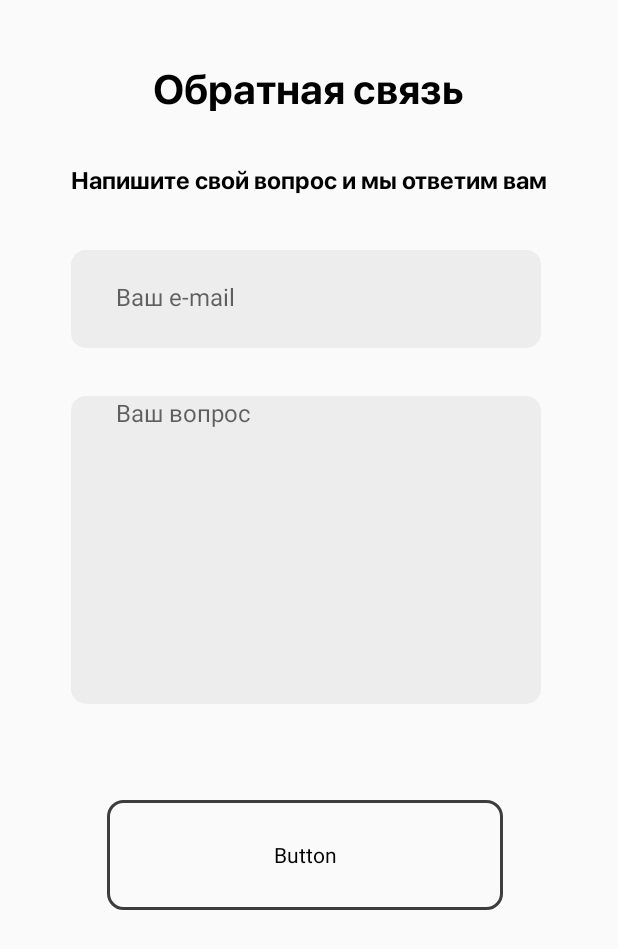
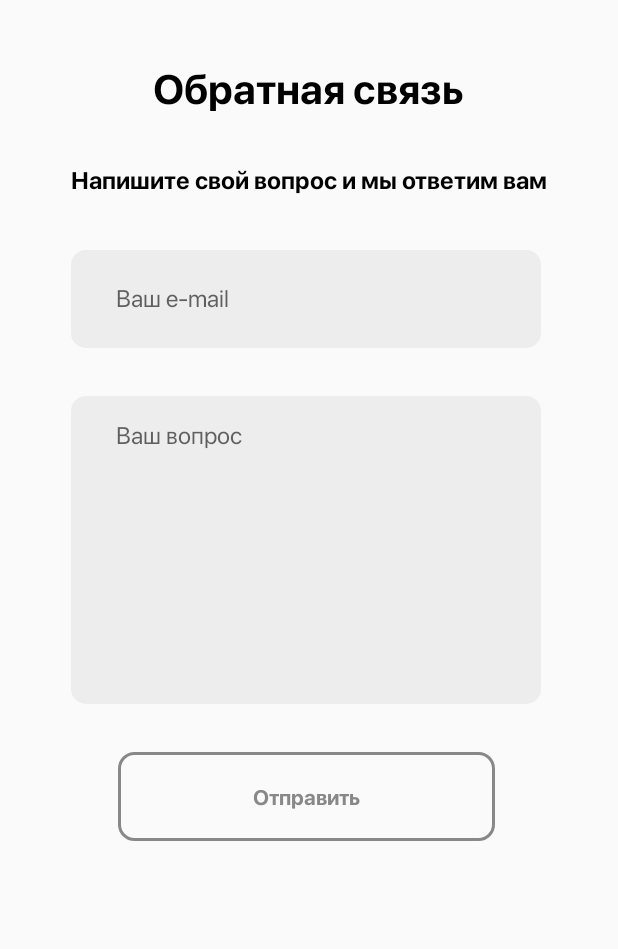
Before and after one commit to Sane4ekaye/Zodiac, an Android app: the FeedBack screen opened directly, with no data from a screen before it, on a phone screen of 412 x 824 dp. Shown: the top 949 px of the screen. Run offline under Robolectric (Android 15) with nearby library versions, the phone set to English and light mode, and no system bars; network calls fail.

```diff
--- a/app/src/main/res/drawable/button_feedback.xml
+++ b/app/src/main/res/drawable/button_feedback_1.xml
@@ -1,5 +1,5 @@
 <?xml version="1.0" encoding="utf-8"?>
 <shape xmlns:android="http://schemas.android.com/apk/res/android">
-    <stroke android:color="#3D3D3D" android:width="2dp"/>
+    <stroke android:color="@color/feedback_button_false" android:width="2dp"/>
     <corners android:radius="10dp"/>
 </shape>
--- /dev/null
+++ b/app/src/main/res/drawable/button_feedback_2.xml
@@ -0,0 +1,5 @@
+<?xml version="1.0" encoding="utf-8"?>
+<shape xmlns:android="http://schemas.android.com/apk/res/android">
+    <stroke android:color="@color/feedback_button_true" android:width="2dp"/>
+    <corners android:radius="10dp"/>
+</shape>
--- a/app/src/main/res/drawable/edit_text.xml
+++ b/app/src/main/res/drawable/dialog_toast.xml
@@ -1,6 +1,6 @@
 <?xml version="1.0" encoding="utf-8"?>
 <shape xmlns:android="http://schemas.android.com/apk/res/android">
-    <solid android:color="#EDEDED"/>
+    <solid android:color="#B3000000"/>
     <corners android:radius="10dp"/>
-    <padding android:left="30dp" android:bottom="3dp"/>
+
 </shape>
--- /dev/null
+++ b/app/src/main/res/drawable/edit_text_email.xml
@@ -0,0 +1,6 @@
+<?xml version="1.0" encoding="utf-8"?>
+<shape xmlns:android="http://schemas.android.com/apk/res/android">
+    <solid android:color="#EDEDED"/>
+    <corners android:radius="10dp"/>
+    <padding android:left="30dp" android:bottom="3dp" android:right="30dp"/>
+</shape>
--- /dev/null
+++ b/app/src/main/res/drawable/edit_text_question.xml
@@ -0,0 +1,6 @@
+<?xml version="1.0" encoding="utf-8"?>
+<shape xmlns:android="http://schemas.android.com/apk/res/android">
+    <solid android:color="#EDEDED"/>
+    <corners android:radius="10dp"/>
+    <padding android:left="30dp" android:top="15dp" android:bottom="15dp" android:right="30dp"/>
+</shape>
--- /dev/null
+++ b/app/src/main/res/drawable/ic_baseline_close_24.xml
@@ -0,0 +1,5 @@
+<vector android:height="24dp" android:tint="#4E6D94"
+    android:viewportHeight="24" android:viewportWidth="24"
+    android:width="24dp" xmlns:android="http://schemas.android.com/apk/res/android">
+    <path android:fillColor="@android:color/white" android:pathData="M19,6.41L17.59,5 12,10.59 6.41,5 5,6.41 10.59,12 5,17.59 6.41,19 12,13.41 17.59,19 19,17.59 13.41,12z"/>
+</vector>
--- a/app/src/main/res/layout/activity_feed_back.xml
+++ b/app/src/main/res/layout/activity_feed_back.xml
@@ -7,7 +7,7 @@
     tools:context=".FeedBack">
 
     <TextView
-        android:id="@+id/textHeaderFeedBack"
+        android:id="@+id/FBTextHeader"
         android:layout_width="wrap_content"
         android:layout_height="wrap_content"
         android:layout_marginTop="40dp"
@@ -21,7 +21,7 @@
         app:layout_constraintTop_toTopOf="parent" />
 
     <TextView
-        android:id="@+id/textHeaderFeedBack2"
+        android:id="@+id/FBTextMain"
         android:layout_width="wrap_content"
         android:layout_height="wrap_content"
         android:layout_marginTop="32dp"
@@ -29,53 +29,56 @@
         android:text="Напишите свой вопрос и мы ответим вам"
         android:textColor="#000000"
         android:textSize="16sp"
-        app:layout_constraintEnd_toEndOf="@+id/textHeaderFeedBack"
+        app:layout_constraintEnd_toEndOf="@+id/FBTextHeader"
         app:layout_constraintHorizontal_bias="0.495"
-        app:layout_constraintStart_toStartOf="@+id/textHeaderFeedBack"
-        app:layout_constraintTop_toBottomOf="@+id/textHeaderFeedBack" />
+        app:layout_constraintStart_toStartOf="@+id/FBTextHeader"
+        app:layout_constraintTop_toBottomOf="@+id/FBTextHeader" />
 
     <EditText
-        android:id="@+id/editTextTextEmailAddress"
+        android:id="@+id/editTextEmail"
         android:layout_width="313dp"
         android:layout_height="65dp"
         android:layout_marginTop="36dp"
-        android:background="@drawable/edit_text"
+        android:background="@drawable/edit_text_email"
         android:ems="10"
+        android:fontFamily="@font/sfprodisplay_regular"
         android:hint="Ваш e-mail"
         android:inputType="textEmailAddress"
         android:textSize="16sp"
-        app:layout_constraintEnd_toEndOf="@+id/textHeaderFeedBack2"
+        app:layout_constraintEnd_toEndOf="@+id/FBTextMain"
         app:layout_constraintHorizontal_bias="0.0"
-        app:layout_constraintStart_toStartOf="@+id/textHeaderFeedBack2"
-        app:layout_constraintTop_toBottomOf="@+id/textHeaderFeedBack2" />
+        app:layout_constraintStart_toStartOf="@+id/FBTextMain"
+        app:layout_constraintTop_toBottomOf="@+id/FBTextMain" />
 
     <EditText
-        android:id="@+id/editTextTextMultiLine2"
+        android:id="@+id/editTextQuestion"
         android:layout_width="313dp"
         android:layout_height="205dp"
         android:layout_marginTop="32dp"
-        android:background="@drawable/edit_text"
+        android:background="@drawable/edit_text_question"
         android:ems="10"
+        android:fontFamily="@font/sfprodisplay_regular"
         android:gravity="start|top"
         android:hint="Ваш вопрос"
         android:inputType="textMultiLine"
         android:textSize="16sp"
-        app:layout_constraintEnd_toEndOf="@+id/editTextTextEmailAddress"
+        app:layout_constraintEnd_toEndOf="@+id/editTextEmail"
         app:layout_constraintHorizontal_bias="0.0"
-        app:layout_constraintStart_toStartOf="@+id/editTextTextEmailAddress"
-        app:layout_constraintTop_toBottomOf="@+id/editTextTextEmailAddress" />
+        app:layout_constraintStart_toStartOf="@+id/editTextEmail"
+        app:layout_constraintTop_toBottomOf="@+id/editTextEmail" />
 
     <Button
-        android:id="@+id/button3"
+        android:id="@+id/buttonSend"
         style="@android:style/Widget.Button"
-        android:layout_width="264dp"
-        android:layout_height="73dp"
-        android:layout_marginTop="64dp"
-        android:background="@drawable/button_feedback"
-        android:text="Button"
-        app:layout_constraintEnd_toEndOf="@+id/editTextTextMultiLine2"
-        app:layout_constraintHorizontal_bias="0.489"
-        app:layout_constraintStart_toStartOf="@+id/editTextTextMultiLine2"
-        app:layout_constraintTop_toBottomOf="@+id/editTextTextMultiLine2" />
+        android:layout_width="251dp"
+        android:layout_height="59dp"
+        android:layout_marginTop="32dp"
+        android:background="@drawable/button_feedback_1"
+        android:fontFamily="@font/sfprodisplay_bold"
+        android:text="Отправить"
+        android:textColor="#888888"
+        app:layout_constraintEnd_toEndOf="@+id/editTextQuestion"
+        app:layout_constraintStart_toStartOf="@+id/editTextQuestion"
+        app:layout_constraintTop_toBottomOf="@+id/editTextQuestion" />
 
 </androidx.constraintlayout.widget.ConstraintLayout>
--- a/app/src/main/res/layout/activity_main.xml
+++ b/app/src/main/res/layout/activity_main.xml
@@ -111,6 +111,7 @@
                 android:id="@+id/tvMain"
                 android:layout_width="fill_parent"
                 android:layout_height="wrap_content"
+                android:lineSpacingExtra="2dp"
                 android:layout_marginLeft="20dp"
                 android:layout_marginRight="20dp"
                 android:fontFamily="@font/sfprodisplay_regular"
--- a/app/src/main/res/layout/layout_navigation_header.xml
+++ b/app/src/main/res/layout/layout_navigation_header.xml
@@ -124,9 +124,11 @@
     </androidx.constraintlayout.widget.ConstraintLayout>
 
     <androidx.constraintlayout.widget.ConstraintLayout
+        android:id="@+id/btnLike"
         android:layout_width="362dp"
         android:layout_height="50dp"
         android:layout_marginTop="5dp"
+        android:onClick="like"
         app:layout_constraintEnd_toEndOf="@+id/imageView9"
         app:layout_constraintStart_toStartOf="@+id/imageView9"
         app:layout_constraintTop_toBottomOf="@+id/imageView9">
--- a/app/src/main/res/values/colors.xml
+++ b/app/src/main/res/values/colors.xml
@@ -11,4 +11,7 @@
     <color name="white_true">#00FFFFFF</color>
     <color name="blueApp">#1572DB</color>
     <color name="black_app">#3D3D3D</color>
+
+    <color name="feedback_button_true">#000000</color>
+    <color name="feedback_button_false">#888888</color>
 </resources>
```
Also changed, not shown: app/src/main/java/com/example/horoscopes/FeedBack.kt (+40 -0 lines), app/src/main/java/com/example/horoscopes/MainActivity.kt (+15 -2 lines), app/src/main/res/layout/layout_toast.xml (added, +48 -0 lines).
